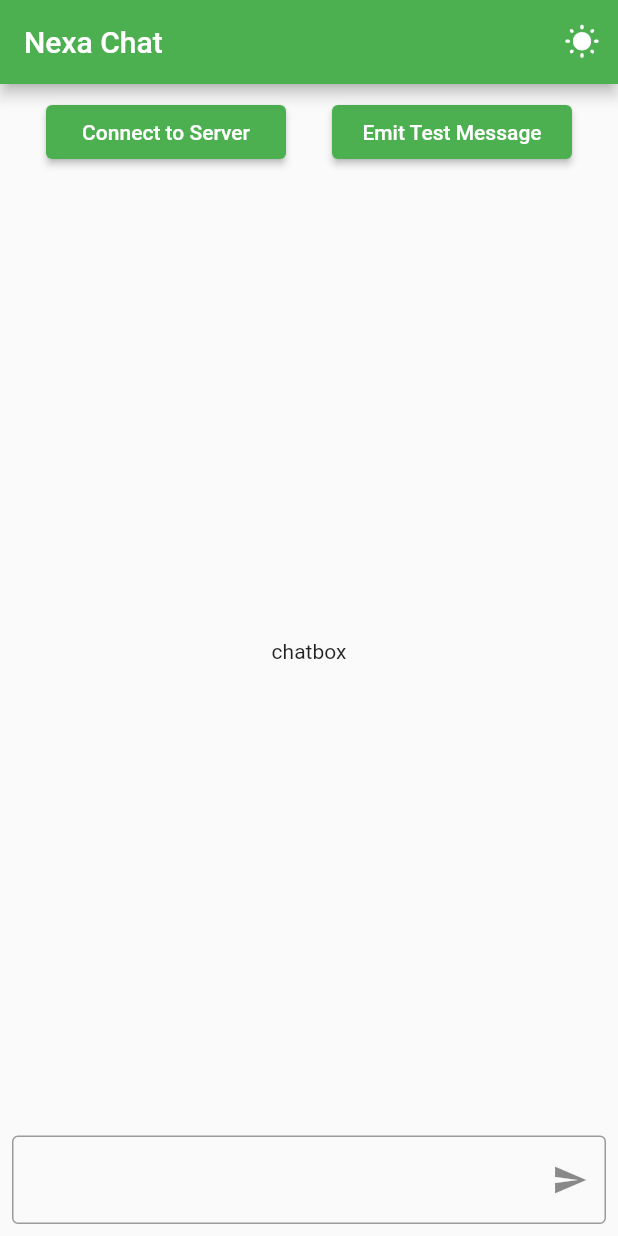
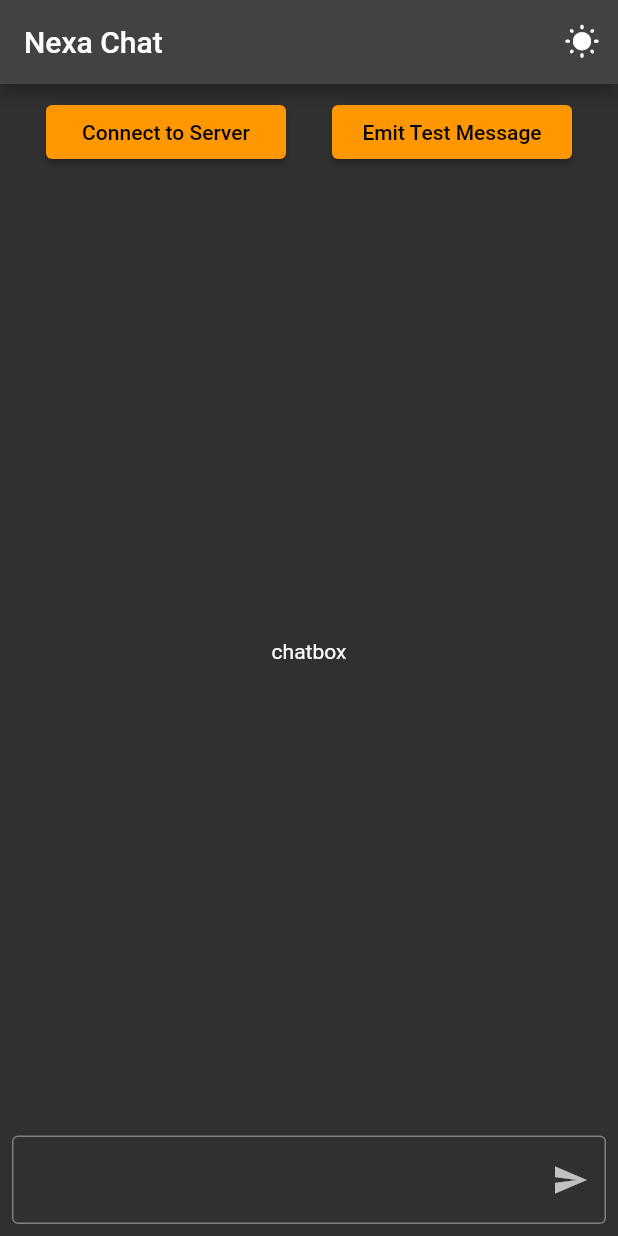
Before and after one commit to megz15/nexa, a Flutter app: the screen it shows after launch, on a phone screen of 412 x 824 dp. Run offline on Flutter 3.47's test engine with Material 2 defaults, Android fonts, the phone set to English and light mode, and no system bars; our stand-ins replace flutter_riverpod.

Commit message:
Added theming

```diff
--- a/lib/main.dart
+++ b/lib/main.dart
@@ -1,18 +1,21 @@
 import 'package:flutter/material.dart';
+import 'package:flutter_riverpod/flutter_riverpod.dart';
+import 'package:nexa/theme_switch.dart';
 
 void main() {
-  runApp(const MyApp());
+  runApp(const ProviderScope(child: MyApp()));
 }
 
-class MyApp extends StatelessWidget {
+class MyApp extends ConsumerWidget {
   const MyApp({Key? key}) : super(key: key);
 
   @override
-  Widget build(BuildContext context) {
+  Widget build(BuildContext context, WidgetRef ref) {
+    final themeMode = ref.watch(currentThemeProvider);
     return MaterialApp(
       debugShowCheckedModeBanner: false,
       title: 'Nexa',
-      themeMode: ThemeMode.light,
+      themeMode: themeMode,
       darkTheme: ThemeData(
         brightness: Brightness.dark,
         primarySwatch: Colors.orange,
@@ -26,25 +29,30 @@ class MyApp extends StatelessWidget {
   }
 }
 
-class MyHomePage extends StatefulWidget {
+class MyHomePage extends ConsumerStatefulWidget {
   const MyHomePage({Key? key, required this.title}) : super(key: key);
 
   final String title;
 
   @override
-  State<MyHomePage> createState() => _MyHomePageState();
+  _MyHomePageState createState() => _MyHomePageState();
 }
 
-class _MyHomePageState extends State<MyHomePage> {
+class _MyHomePageState extends ConsumerState<MyHomePage> {
   @override
   Widget build(BuildContext context) {
+    final currentTheme = ref.watch(currentThemeProvider);
     return Scaffold(
       appBar: AppBar(
         title: Text(widget.title),
         actions: [
           IconButton(
             onPressed: () {
-              print('theme changed');
+              if (currentTheme == ThemeMode.dark) {
+                ref.read(currentThemeProvider.state).state = ThemeMode.light;
+              } else {
+                ref.read(currentThemeProvider.state).state = ThemeMode.dark;
+              }
             },
             icon: Icon(Icons.wb_sunny_rounded),
           ),
--- /dev/null
+++ b/lib/theme_switch.dart
@@ -0,0 +1,4 @@
+import 'package:flutter/material.dart';
+import 'package:flutter_riverpod/flutter_riverpod.dart';
+
+final currentThemeProvider = StateProvider<ThemeMode>((ref) => ThemeMode.dark);
```
